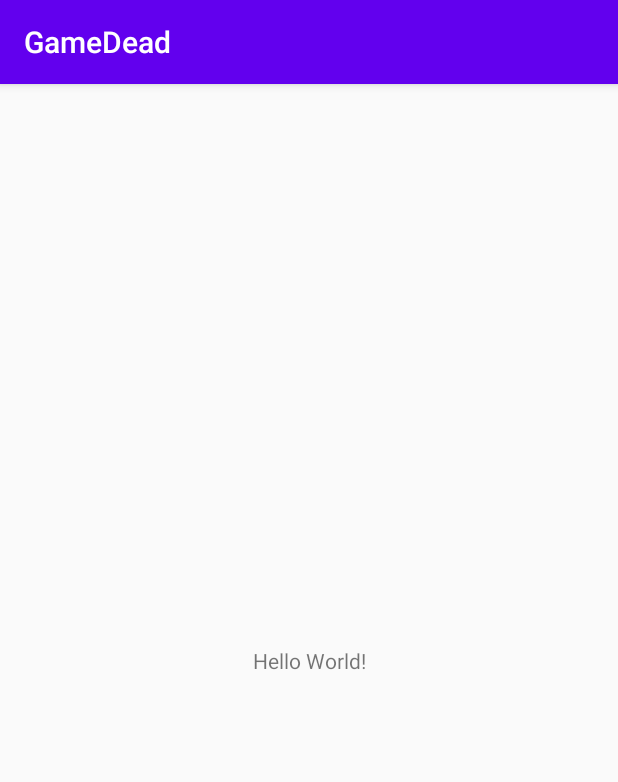
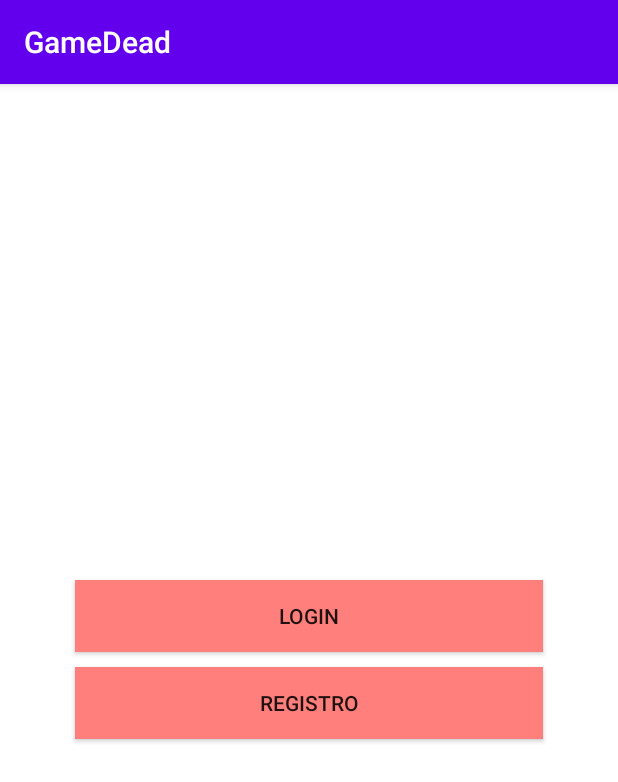
Before and after one commit to boris959/GameDead, an Android app: the screen it shows after launch (MainActivity), on a phone screen of 412 x 824 dp. Shown: the top 782 px of the screen. Run offline under Robolectric (Android 15) with nearby library versions, the phone set to English and light mode, and no system bars.

Commit message:
Registro

```diff
--- a/app/build.gradle
+++ b/app/build.gradle
@@ -26,6 +26,9 @@ dependencies {
     implementation fileTree(dir: "libs", include: ["*.jar"])
     implementation 'androidx.appcompat:appcompat:1.2.0'
     implementation 'androidx.constraintlayout:constraintlayout:2.0.4'
+    implementation 'com.google.android.material:material:1.1.0'       /*DISEÑO*/
+    implementation 'com.google.firebase:firebase-auth:19.3.1'           /*AUTENTICACIÓN*/
+    implementation 'com.google.firebase:firebase-database:19.3.0'  /*BASE DATOS*/
     testImplementation 'junit:junit:4.12'
     implementation platform('com.google.firebase:firebase-bom:26.1.0')
     androidTestImplementation 'androidx.test.ext:junit:1.1.2'
--- a/app/src/main/AndroidManifest.xml
+++ b/app/src/main/AndroidManifest.xml
@@ -9,7 +9,7 @@
         android:roundIcon="@mipmap/ic_launcher_round"
         android:supportsRtl="true"
         android:theme="@style/AppTheme">
-
+        <activity android:name=".Registro"></activity>
         <activity android:name=".Splash">
             <intent-filter>
                 <action android:name="android.intent.action.MAIN" />
--- a/app/src/main/java/com/boris/gamedead/MainActivity.java
+++ b/app/src/main/java/com/boris/gamedead/MainActivity.java
@@ -2,14 +2,36 @@ package com.boris.gamedead;
 
 import androidx.appcompat.app.AppCompatActivity;
 
+import android.content.Intent;
 import android.os.Bundle;
+import android.view.View;
+import android.widget.Button;
+import android.widget.Toast;
 
 public class MainActivity extends AppCompatActivity {
 
-    //onCreate
+    Button BTNLOGIN, BTNREGISTRAR;
+
     @Override
     protected void onCreate(Bundle savedInstanceState) {
         super.onCreate(savedInstanceState);
         setContentView(R.layout.activity_main);
+
+        BTNLOGIN = findViewById(R.id.BTNLOGIN);
+        BTNREGISTRAR = findViewById(R.id.BTNREGISTRAR);
+        BTNLOGIN.setOnClickListener(new View.OnClickListener() {
+            @Override
+            public void onClick(View view) {
+                //Mensaje
+                Toast.makeText(MainActivity.this, "Haz entrado al Login", Toast.LENGTH_SHORT).show();
+            }
+        });
+        BTNREGISTRAR.setOnClickListener(new View.OnClickListener() {
+            @Override
+            public void onClick(View view) {
+                Intent intent = new Intent(MainActivity.this,Registro.class);
+                startActivity(intent);
+            }
+        });
     }
 }
--- a/app/src/main/res/layout/activity_main.xml
+++ b/app/src/main/res/layout/activity_main.xml
@@ -1,18 +1,40 @@
 <?xml version="1.0" encoding="utf-8"?>
-<androidx.constraintlayout.widget.ConstraintLayout xmlns:android="http://schemas.android.com/apk/res/android"
+<RelativeLayout
+    xmlns:android="http://schemas.android.com/apk/res/android"
     xmlns:app="http://schemas.android.com/apk/res-auto"
     xmlns:tools="http://schemas.android.com/tools"
     android:layout_width="match_parent"
     android:layout_height="match_parent"
+    android:background="#ffffff"
     tools:context=".MainActivity">
 
-    <TextView
-        android:layout_width="wrap_content"
-        android:layout_height="wrap_content"
-        android:text="Hello World!"
-        app:layout_constraintBottom_toBottomOf="parent"
-        app:layout_constraintLeft_toLeftOf="parent"
-        app:layout_constraintRight_toRightOf="parent"
-        app:layout_constraintTop_toTopOf="parent" />
+    <androidx.appcompat.widget.LinearLayoutCompat
+        android:layout_width="match_parent"
+        android:layout_height="match_parent"
+        android:padding="20dp"
+        android:orientation="vertical"
+        android:gravity="center">
 
-</androidx.constraintlayout.widget.ConstraintLayout>
+        //login
+        <Button
+            android:id="@+id/BTNLOGIN"
+            android:text="@string/BTNLOGIN"
+            android:background="#FE7F7C"
+            android:layout_marginLeft="30dp"
+            android:layout_marginRight="30dp"
+            android:layout_width="match_parent"
+            android:layout_height="wrap_content"/>
+        //registrar
+        <Button
+            android:id="@+id/BTNREGISTRAR"
+            android:text="@string/BTNREGISTRAR"
+            android:background="#FE7F7C"
+            android:layout_marginTop="10dp"
+            android:layout_marginLeft="30dp"
+            android:layout_marginRight="30dp"
+            android:layout_width="match_parent"
+            android:layout_height="wrap_content"/>
+
+    </androidx.appcompat.widget.LinearLayoutCompat>
+
+</RelativeLayout>
```
Also changed, not shown: app/src/main/java/com/boris/gamedead/Registro.java (added, +40 -0 lines), app/src/main/res/layout/activity_registro.xml (added, +59 -0 lines), app/src/main/res/values/strings.xml (+10 -0 lines).
